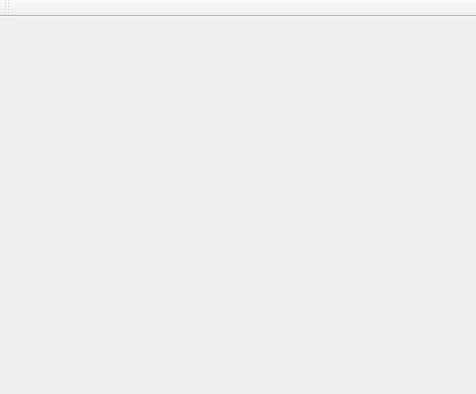
First picture: the form in Photogon/mainwindow.ui, repository DryFrost/photogon, before the edit.
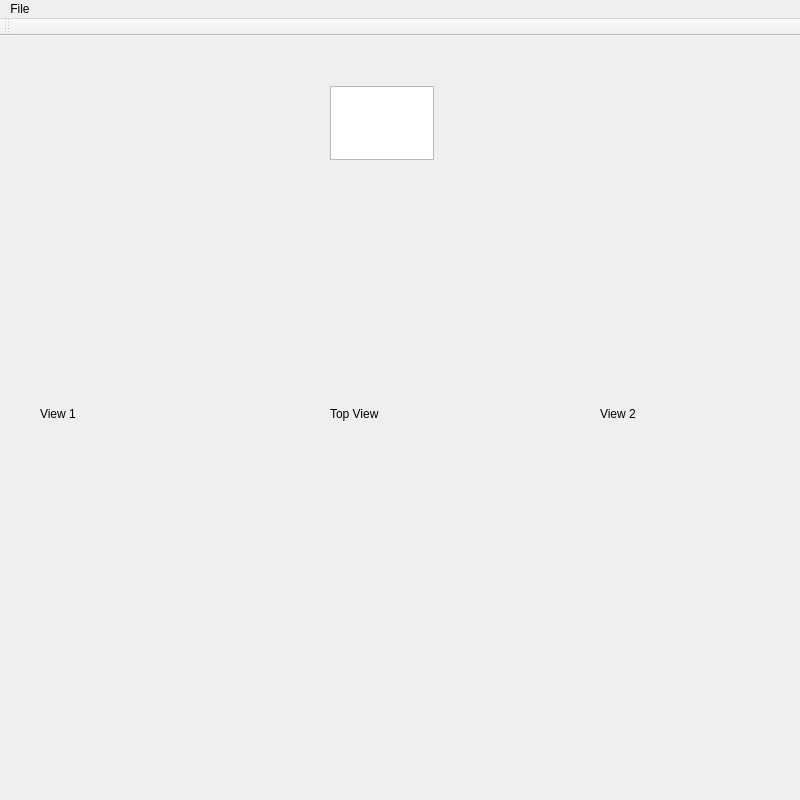
Second picture: the form after the edit.

Patch:
```diff
--- a/Photogon/mainwindow.ui
+++ b/Photogon/mainwindow.ui
@@ -6,67 +6,118 @@
    <rect>
     <x>0</x>
     <y>0</y>
-    <width>476</width>
-    <height>394</height>
+    <width>800</width>
+    <height>800</height>
    </rect>
   </property>
+  <property name="minimumSize">
+   <size>
+    <width>800</width>
+    <height>800</height>
+   </size>
+  </property>
+  <property name="maximumSize">
+   <size>
+    <width>1920</width>
+    <height>1080</height>
+   </size>
+  </property>
   <property name="windowTitle">
-   <string>MainWindow</string>
+   <string>Photogon Main Men</string>
+  </property>
+  <property name="autoFillBackground">
+   <bool>false</bool>
   </property>
   <widget class="QWidget" name="centralWidget">
    <property name="enabled">
     <bool>true</bool>
    </property>
-   <widget class="QLabel" name="labels3">
+   <widget class="QTextEdit" name="textEdit">
     <property name="geometry">
      <rect>
-      <x>80</x>
+      <x>330</x>
       <y>50</y>
-      <width>111</width>
-      <height>101</height>
+      <width>104</width>
+      <height>74</height>
      </rect>
     </property>
-    <property name="text">
-     <string/>
+   </widget>
+   <widget class="QWidget" name="horizontalLayoutWidget">
+    <property name="geometry">
+     <rect>
+      <x>-1</x>
+      <y>390</y>
+      <width>741</width>
+      <height>201</height>
+     </rect>
     </property>
+    <layout class="QHBoxLayout" name="horizontalLayout">
+     <item>
+      <widget class="QLabel" name="labels3">
+       <property name="text">
+        <string/>
+       </property>
+      </widget>
+     </item>
+     <item>
+      <widget class="QLabel" name="labels2">
+       <property name="text">
+        <string/>
+       </property>
+      </widget>
+     </item>
+     <item>
+      <widget class="QLabel" name="labels1">
+       <property name="minimumSize">
+        <size>
+         <width>0</width>
+         <height>0</height>
+        </size>
+       </property>
+       <property name="text">
+        <string/>
+       </property>
+      </widget>
+     </item>
+    </layout>
    </widget>
-   <widget class="QLabel" name="labels2">
+   <widget class="QLabel" name="label">
     <property name="geometry">
      <rect>
-      <x>30</x>
-      <y>210</y>
-      <width>161</width>
-      <height>91</height>
+      <x>40</x>
+      <y>370</y>
+      <width>59</width>
+      <height>16</height>
      </rect>
     </property>
     <property name="text">
-     <string/>
+     <string>View 1</string>
     </property>
    </widget>
-   <widget class="QLabel" name="labels1">
+   <widget class="QLabel" name="label_2">
     <property name="geometry">
      <rect>
-      <x>260</x>
-      <y>60</y>
-      <width>131</width>
-      <height>111</height>
+      <x>330</x>
+      <y>370</y>
+      <width>59</width>
+      <height>16</height>
      </rect>
     </property>
     <property name="text">
-     <string/>
+     <string>Top View</string>
     </property>
    </widget>
    <widget class="QLabel" name="labels4">
     <property name="geometry">
      <rect>
-      <x>290</x>
-      <y>210</y>
-      <width>151</width>
-      <height>101</height>
+      <x>600</x>
+      <y>370</y>
+      <width>59</width>
+      <height>16</height>
      </rect>
     </property>
     <property name="text">
-     <string/>
+     <string>View 2</string>
     </property>
    </widget>
   </widget>
@@ -75,10 +126,16 @@
     <rect>
      <x>0</x>
      <y>0</y>
-     <width>476</width>
+     <width>800</width>
      <height>22</height>
     </rect>
    </property>
+   <widget class="QMenu" name="menuFile">
+    <property name="title">
+     <string>File</string>
+    </property>
+   </widget>
+   <addaction name="menuFile"/>
   </widget>
   <widget class="QToolBar" name="mainToolBar">
    <attribute name="toolBarArea">
```
Left out of the diff: 2 changed lines with no effect on the pictures.
